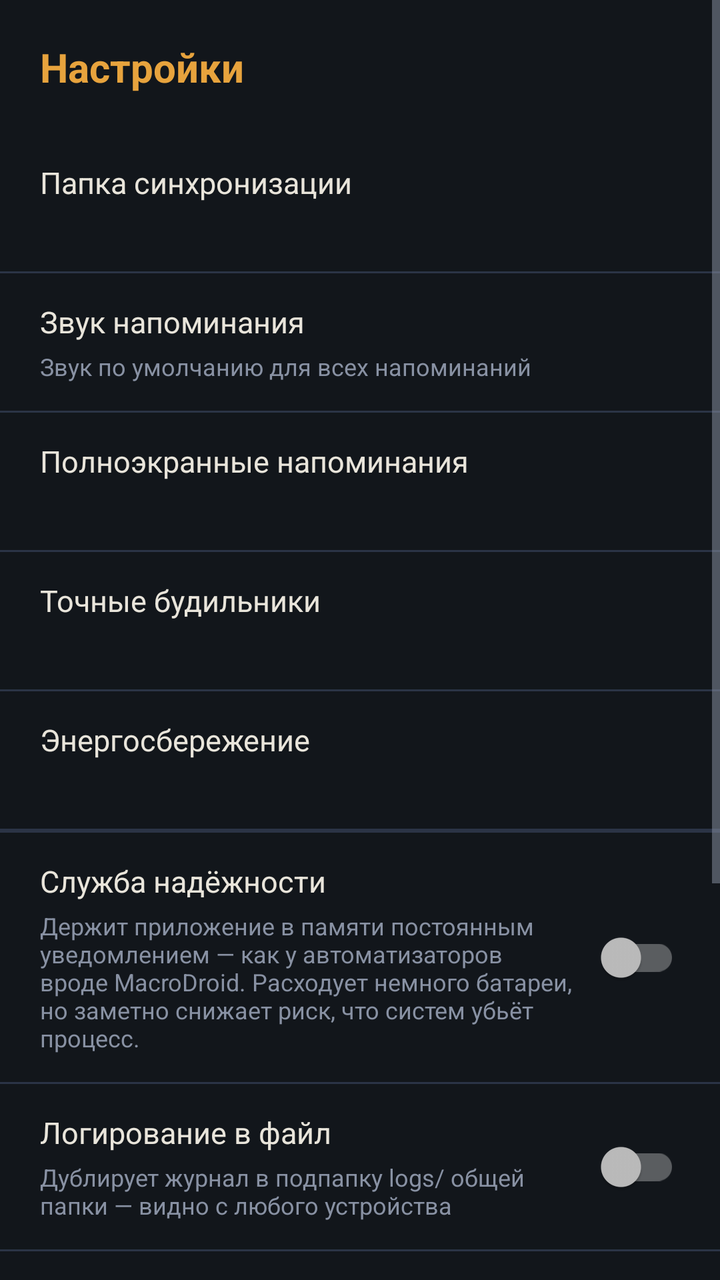
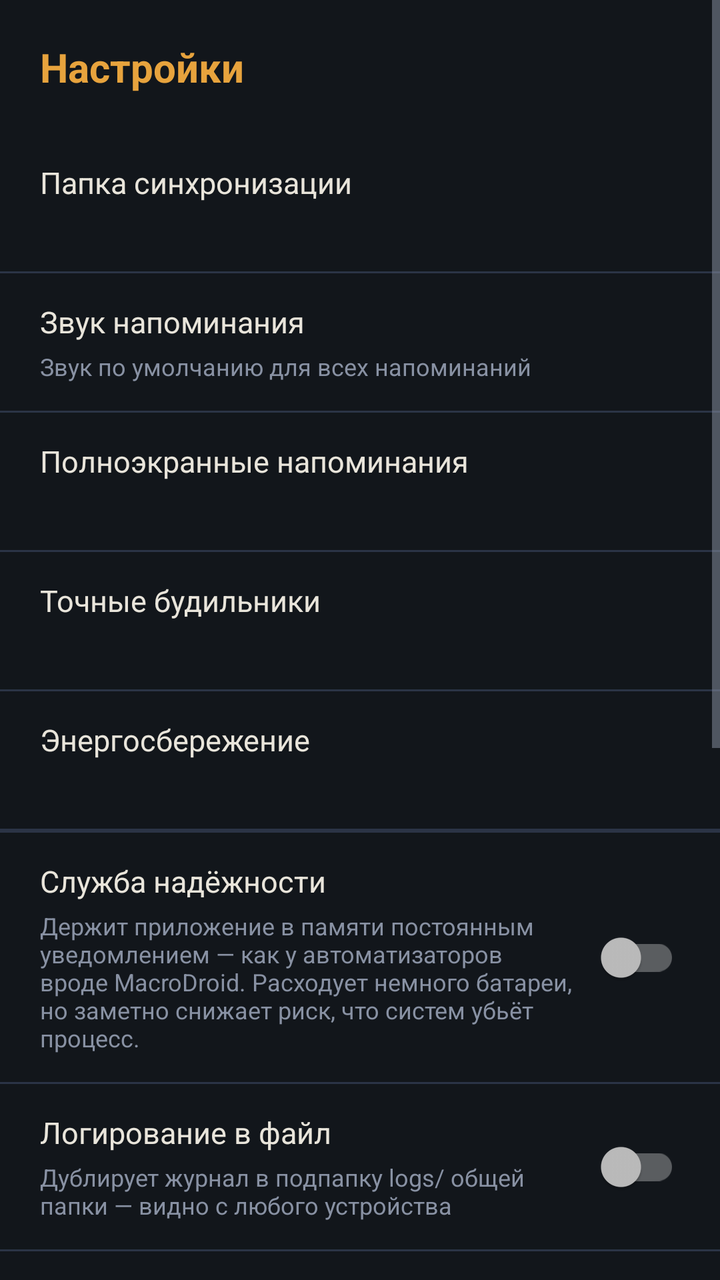

The first picture is an Android layout as it rendered before a commit; the second is the same layout after the commit. The layout source and the unified diff follow.
<!-- AndroidManifest.xml: activity theme Theme.SyncCalendar -->
<!-- res/layout/activity_settings.xml -->
<?xml version="1.0" encoding="utf-8"?>
<ScrollView xmlns:android="http://schemas.android.com/apk/res/android"
    android:layout_width="match_parent"
    android:layout_height="match_parent"
    android:background="@color/bg">

    <LinearLayout
        android:layout_width="match_parent"
        android:layout_height="wrap_content"
        android:orientation="vertical"
        android:paddingBottom="24dp">

        <TextView
            android:layout_width="match_parent"
            android:layout_height="wrap_content"
            android:padding="20dp"
            android:text="@string/settings_title"
            android:textColor="@color/amber"
            android:textSize="20sp"
            android:textStyle="bold" />

        <LinearLayout
            android:id="@+id/rowFolder"
            android:layout_width="match_parent"
            android:layout_height="wrap_content"
            android:orientation="vertical"
            android:background="?attr/selectableItemBackground"
            android:clickable="true"
            android:focusable="true"
            android:minHeight="64dp"
            android:paddingStart="20dp"
            android:paddingEnd="20dp"
            android:paddingTop="14dp"
            android:paddingBottom="14dp"
            android:gravity="center_vertical">

            <TextView
                android:layout_width="match_parent"
                android:layout_height="wrap_content"
                android:text="@string/settings_folder_label"
                android:textColor="@color/text"
                android:textSize="15sp" />

            <TextView
                android:id="@+id/folderPathText"
                android:layout_width="match_parent"
                android:layout_height="wrap_content"
                android:layout_marginTop="4dp"
                android:textColor="@color/text_dim"
                android:textSize="12sp" />
        </LinearLayout>

        <View style="@style/SettingsDivider" />

        <LinearLayout
            android:id="@+id/rowSound"
            android:layout_width="match_parent"
            android:layout_height="wrap_content"
            android:orientation="vertical"
            android:background="?attr/selectableItemBackground"
            android:clickable="true"
            android:focusable="true"
            android:minHeight="64dp"
            android:paddingStart="20dp"
            android:paddingEnd="20dp"
            android:paddingTop="14dp"
            android:paddingBottom="14dp"
            android:gravity="center_vertical">

            <TextView
                android:layout_width="match_parent"
                android:layout_height="wrap_content"
                android:text="@string/choose_sound"
                android:textColor="@color/text"
                android:textSize="15sp" />

            <TextView
                android:layout_width="match_parent"
                android:layout_height="wrap_content"
                android:layout_marginTop="4dp"
                android:text="@string/settings_sound_hint"
                android:textColor="@color/text_dim"
                android:textSize="12sp" />
        </LinearLayout>

        <View style="@style/SettingsDivider" />

        <LinearLayout
            android:id="@+id/rowFsi"
            android:layout_width="match_parent"
            android:layout_height="wrap_content"
            android:orientation="vertical"
            android:background="?attr/selectableItemBackground"
            android:clickable="true"
            android:focusable="true"
            android:minHeight="64dp"
            android:paddingStart="20dp"
            android:paddingEnd="20dp"
            android:paddingTop="14dp"
            android:paddingBottom="14dp"
            android:gravity="center_vertical">

            <TextView
                android:layout_width="match_parent"
                android:layout_height="wrap_content"
                android:text="@string/settings_fsi_label"
                android:textColor="@color/text"
                android:textSize="15sp" />

            <TextView
                android:id="@+id/fsiStatusText"
                android:layout_width="match_parent"
                android:layout_height="wrap_content"
                android:layout_marginTop="4dp"
                android:textSize="12sp" />
        </LinearLayout>

        <View style="@style/SettingsDivider" />

        <LinearLayout
            android:id="@+id/rowExactAlarm"
            android:layout_width="match_parent"
            android:layout_height="wrap_content"
            android:orientation="vertical"
            android:background="?attr/selectableItemBackground"
            android:clickable="true"
            android:focusable="true"
            android:minHeight="64dp"
            android:paddingStart="20dp"
            android:paddingEnd="20dp"
            android:paddingTop="14dp"
            android:paddingBottom="14dp"
            android:gravity="center_vertical">

            <TextView
                android:layout_width="match_parent"
                android:layout_height="wrap_content"
                android:text="@string/settings_exact_alarm_label"
                android:textColor="@color/text"
                android:textSize="15sp" />

            <TextView
                android:id="@+id/exactAlarmStatusText"
                android:layout_width="match_parent"
                android:layout_height="wrap_content"
                android:layout_marginTop="4dp"
                android:textSize="12sp" />
        </LinearLayout>

        <View style="@style/SettingsDivider" />

        <LinearLayout
            android:id="@+id/rowBattery"
            android:layout_width="match_parent"
            android:layout_height="wrap_content"
            android:orientation="vertical"
            android:background="?attr/selectableItemBackground"
            android:clickable="true"
            android:focusable="true"
            android:minHeight="64dp"
            android:paddingStart="20dp"
            android:paddingEnd="20dp"
            android:paddingTop="14dp"
            android:paddingBottom="14dp"
            android:gravity="center_vertical">

            <TextView
                android:layout_width="match_parent"
                android:layout_height="wrap_content"
                android:text="@string/settings_battery_label"
                android:textColor="@color/text"
                android:textSize="15sp" />

            <TextView
                android:id="@+id/batteryStatusText"
                android:layout_width="match_parent"
                android:layout_height="wrap_content"
                android:layout_marginTop="4dp"
                android:textSize="12sp" />
        </LinearLayout>

        <View style="@style/SettingsDivider" />

        <LinearLayout
            android:id="@+id/rowAutostart"
            android:layout_width="match_parent"
            android:layout_height="wrap_content"
            android:orientation="vertical"
            android:background="?attr/selectableItemBackground"
            android:clickable="true"
            android:focusable="true"
            android:minHeight="64dp"
            android:paddingStart="20dp"
            android:paddingEnd="20dp"
            android:paddingTop="14dp"
            android:paddingBottom="14dp"
            android:gravity="center_vertical"
            android:visibility="gone">

            <TextView
                android:layout_width="match_parent"
                android:layout_height="wrap_content"
                android:text="@string/settings_autostart_label"
                android:textColor="@color/text"
                android:textSize="15sp" />

            <TextView
                android:id="@+id/autostartStatusText"
                android:layout_width="match_parent"
                android:layout_height="wrap_content"
                android:layout_marginTop="4dp"
                android:text="@string/autostart_hint_neutral"
                android:textColor="@color/text_dim"
                android:textSize="12sp" />
        </LinearLayout>

        <View style="@style/SettingsDivider" />

        <LinearLayout
            android:layout_width="match_parent"
            android:layout_height="wrap_content"
            android:orientation="horizontal"
            android:minHeight="64dp"
            android:paddingStart="20dp"
            android:paddingEnd="20dp"
            android:paddingTop="14dp"
            android:paddingBottom="14dp"
            android:gravity="center_vertical">

            <LinearLayout
                android:layout_width="0dp"
                android:layout_height="wrap_content"
                android:layout_weight="1"
                android:orientation="vertical">

                <TextView
                    android:layout_width="match_parent"
                    android:layout_height="wrap_content"
                    android:text="@string/settings_service_label"
                    android:textColor="@color/text"
                    android:textSize="15sp" />

                <TextView
                    android:layout_width="match_parent"
                    android:layout_height="wrap_content"
                    android:layout_marginTop="4dp"
                    android:text="@string/settings_service_hint"
                    android:textColor="@color/text_dim"
                    android:textSize="12sp" />
            </LinearLayout>

            <androidx.appcompat.widget.SwitchCompat
                android:id="@+id/serviceSwitch"
                android:layout_width="wrap_content"
                android:layout_height="wrap_content" />
        </LinearLayout>

        <View style="@style/SettingsDivider" />

        <LinearLayout
            android:layout_width="match_parent"
            android:layout_height="wrap_content"
            android:orientation="horizontal"
            android:minHeight="64dp"
            android:paddingStart="20dp"
            android:paddingEnd="20dp"
            android:paddingTop="14dp"
            android:paddingBottom="14dp"
            android:gravity="center_vertical">

            <LinearLayout
                android:layout_width="0dp"
                android:layout_height="wrap_content"
                android:layout_weight="1"
                android:orientation="vertical">

                <TextView
                    android:layout_width="match_parent"
                    android:layout_height="wrap_content"
                    android:text="@string/settings_file_log_label"
                    android:textColor="@color/text"
                    android:textSize="15sp" />

                <TextView
                    android:layout_width="match_parent"
                    android:layout_height="wrap_content"
                    android:layout_marginTop="4dp"
                    android:text="@string/settings_file_log_hint"
                    android:textColor="@color/text_dim"
                    android:textSize="12sp" />
            </LinearLayout>

            <androidx.appcompat.widget.SwitchCompat
                android:id="@+id/fileLogSwitch"
                android:layout_width="wrap_content"
                android:layout_height="wrap_content" />
        </LinearLayout>

        <View style="@style/SettingsDivider" />

        <LinearLayout
            android:layout_width="match_parent"
            android:layout_height="wrap_content"
            android:orientation="horizontal"
            android:minHeight="64dp"
            android:paddingStart="20dp"
            android:paddingEnd="20dp"
            android:paddingTop="14dp"
            android:paddingBottom="14dp"
            android:gravity="center_vertical">

            <LinearLayout
                android:layout_width="0dp"
                android:layout_height="wrap_content"
                android:layout_weight="1"
                android:orientation="vertical">

                <TextView
                    android:layout_width="match_parent"
                    android:layout_height="wrap_content"
                    android:text="@string/settings_overlay_label"
                    android:textColor="@color/text"
                    android:textSize="15sp" />

                <TextView
                    android:layout_width="match_parent"
                    android:layout_height="wrap_content"
                    android:layout_marginTop="4dp"
                    android:text="@string/settings_overlay_hint"
                    android:textColor="@color/text_dim"
                    android:textSize="12sp" />
            </LinearLayout>

            <androidx.appcompat.widget.SwitchCompat
                android:id="@+id/overlaySwitch"
                android:layout_width="wrap_content"
                android:layout_height="wrap_content" />
        </LinearLayout>

        <View style="@style/SettingsDivider" />

        <LinearLayout
            android:id="@+id/rowDebugLog"
            android:layout_width="match_parent"
            android:layout_height="wrap_content"
            android:orientation="vertical"
            android:background="?attr/selectableItemBackground"
            android:clickable="true"
            android:focusable="true"
            android:minHeight="64dp"
            android:paddingStart="20dp"
            android:paddingEnd="20dp"
            android:paddingTop="14dp"
            android:paddingBottom="14dp"
            android:gravity="center_vertical">

            <TextView
                android:layout_width="match_parent"
                android:layout_height="wrap_content"
                android:text="@string/settings_debug_log_label"
                android:textColor="@color/text"
                android:textSize="15sp" />

            <TextView
                android:layout_width="match_parent"
                android:layout_height="wrap_content"
                android:layout_marginTop="4dp"
                android:text="@string/settings_debug_log_hint"
                android:textColor="@color/text_dim"
                android:textSize="12sp" />
        </LinearLayout>

        <View style="@style/SettingsDivider" />

        <LinearLayout
            android:id="@+id/rowOtherLogs"
            android:layout_width="match_parent"
            android:layout_height="wrap_content"
            android:orientation="vertical"
            android:background="?attr/selectableItemBackground"
            android:clickable="true"
            android:focusable="true"
            android:minHeight="64dp"
            android:paddingStart="20dp"
            android:paddingEnd="20dp"
            android:paddingTop="14dp"
            android:paddingBottom="14dp"
            android:gravity="center_vertical">

            <TextView
                android:layout_width="match_parent"
                android:layout_height="wrap_content"
                android:text="@string/settings_other_logs_label"
                android:textColor="@color/text"
                android:textSize="15sp" />

            <TextView
                android:layout_width="match_parent"
                android:layout_height="wrap_content"
                android:layout_marginTop="4dp"
                android:text="@string/settings_other_logs_hint"
                android:textColor="@color/text_dim"
                android:textSize="12sp" />
        </LinearLayout>

    </LinearLayout>
</ScrollView>
<!-- resources referenced by this layout -->
<resources>
  <color name="amber">#E7A33D</color>
  <color name="bg">#12161B</color>
  <color name="text">#E9E5DB</color>
  <color name="text_dim">#8891A3</color>
  <string name="autostart_hint_neutral">Проверить состояние программно нельзя — если будильники ненадёжны, зайди и убедись сам, что автозапуск разрешён</string>
  <string name="choose_sound">Звук напоминания</string>
  <string name="settings_autostart_label">Автозапуск (MIUI/HyperOS)</string>
  <string name="settings_battery_label">Энергосбережение</string>
  <string name="settings_debug_log_hint">Что реально происходит с планированием будильников — для диагностики</string>
  <string name="settings_debug_log_label">Журнал событий</string>
  <string name="settings_exact_alarm_label">Точные будильники</string>
  <string name="settings_file_log_hint">Дублирует журнал в подпапку logs/ общей папки — видно с любого устройства</string>
  <string name="settings_file_log_label">Логирование в файл</string>
  <string name="settings_folder_label">Папка синхронизации</string>
  <string name="settings_fsi_label">Полноэкранные напоминания</string>
  <string name="settings_other_logs_hint">Открыть журналы, присланные другими устройствами через синхронизацию</string>
  <string name="settings_other_logs_label">Логи других устройств</string>
  <string name="settings_overlay_hint">Показывает окно напоминания даже поверх игр в полноэкранном режиме — не только на заблокированном экране. Требует разрешение «Отображение поверх других приложений».</string>
  <string name="settings_overlay_label">Попап поверх активных приложений</string>
  <string name="settings_service_hint">Держит приложение в памяти постоянным уведомлением — как у автоматизаторов вроде MacroDroid. Расходует немного батареи, но заметно снижает риск, что систем убьёт процесс.</string>
  <string name="settings_service_label">Служба надёжности</string>
  <string name="settings_sound_hint">Звук по умолчанию для всех напоминаний</string>
  <string name="settings_title">Настройки</string>
  <style name="SettingsDivider">
          <item name="android:layout_width">match_parent</item>
          <item name="android:layout_height">1dp</item>
          <item name="android:background">@color/border</item>
      </style>
  <style name="Theme.SyncCalendar" parent="Theme.MaterialComponents.NoActionBar">
          <item name="colorPrimary">@color/amber</item>
          <item name="colorPrimaryDark">@color/bg</item>
          <item name="colorSecondary">@color/teal</item>
          <item name="colorSurface">@color/surface</item>
          <item name="colorOnSurface">@color/text</item>
          <item name="android:windowBackground">@color/bg</item>
          <item name="android:textColorPrimary">@color/text</item>
          <item name="android:textColorSecondary">@color/text_dim</item>
      </style>
  <color name="border">#2B3446</color>
  <color name="teal">#5CC7BD</color>
  <color name="surface">#1A212C</color>
</resources>

<!-- the commit's change to res/layout/activity_settings.xml (unified diff, before → after) -->
@@ -340,6 +340,72 @@
         <View style="@style/SettingsDivider" />
 
         <LinearLayout
+            android:id="@+id/rowTestChannel"
+            android:layout_width="match_parent"
+            android:layout_height="wrap_content"
+            android:orientation="vertical"
+            android:background="?attr/selectableItemBackground"
+            android:clickable="true"
+            android:focusable="true"
+            android:minHeight="64dp"
+            android:paddingStart="20dp"
+            android:paddingEnd="20dp"
+            android:paddingTop="14dp"
+            android:paddingBottom="14dp"
+            android:gravity="center_vertical">
+
+            <TextView
+                android:layout_width="match_parent"
+                android:layout_height="wrap_content"
+                android:text="@string/settings_test_channel_label"
+                android:textColor="@color/text"
+                android:textSize="15sp" />
+
+            <TextView
+                android:layout_width="match_parent"
+                android:layout_height="wrap_content"
+                android:layout_marginTop="4dp"
+                android:text="@string/settings_test_channel_hint"
+                android:textColor="@color/text_dim"
+                android:textSize="12sp" />
+        </LinearLayout>
+
+        <View style="@style/SettingsDivider" />
+
+        <LinearLayout
+            android:id="@+id/rowTestPlayer"
+            android:layout_width="match_parent"
+            android:layout_height="wrap_content"
+            android:orientation="vertical"
+            android:background="?attr/selectableItemBackground"
+            android:clickable="true"
+            android:focusable="true"
+            android:minHeight="64dp"
+            android:paddingStart="20dp"
+            android:paddingEnd="20dp"
+            android:paddingTop="14dp"
+            android:paddingBottom="14dp"
+            android:gravity="center_vertical">
+
+            <TextView
+                android:layout_width="match_parent"
+                android:layout_height="wrap_content"
+                android:text="@string/settings_test_player_label"
+                android:textColor="@color/text"
+                android:textSize="15sp" />
+
+            <TextView
+                android:layout_width="match_parent"
+                android:layout_height="wrap_content"
+                android:layout_marginTop="4dp"
+                android:text="@string/settings_test_player_hint"
+                android:textColor="@color/text_dim"
+                android:textSize="12sp" />
+        </LinearLayout>
+
+        <View style="@style/SettingsDivider" />
+
+        <LinearLayout
             android:id="@+id/rowDebugLog"
             android:layout_width="match_parent"
             android:layout_height="wrap_content"
<!-- resource entries referenced after the edit -->
@@ -22,6 +22,10 @@
   <string name="settings_service_hint">Держит приложение в памяти постоянным уведомлением — как у автоматизаторов вроде MacroDroid. Расходует немного батареи, но заметно снижает риск, что систем убьёт процесс.</string>
   <string name="settings_service_label">Служба надёжности</string>
   <string name="settings_sound_hint">Звук по умолчанию для всех напоминаний</string>
+  <string name="settings_test_channel_hint">Обычное уведомление со звуком — так же, как играет система у SMS/мессенджеров</string>
+  <string name="settings_test_channel_label">Тест: звук ТОЛЬКО через канал уведомления</string>
+  <string name="settings_test_player_hint">Без уведомления вообще — ровно то же воспроизведение, что в попапе</string>
+  <string name="settings_test_player_label">Тест: звук ТОЛЬКО через наш MediaPlayer</string>
   <string name="settings_title">Настройки</string>
   <style name="SettingsDivider">
           <item name="android:layout_width">match_parent</item>
